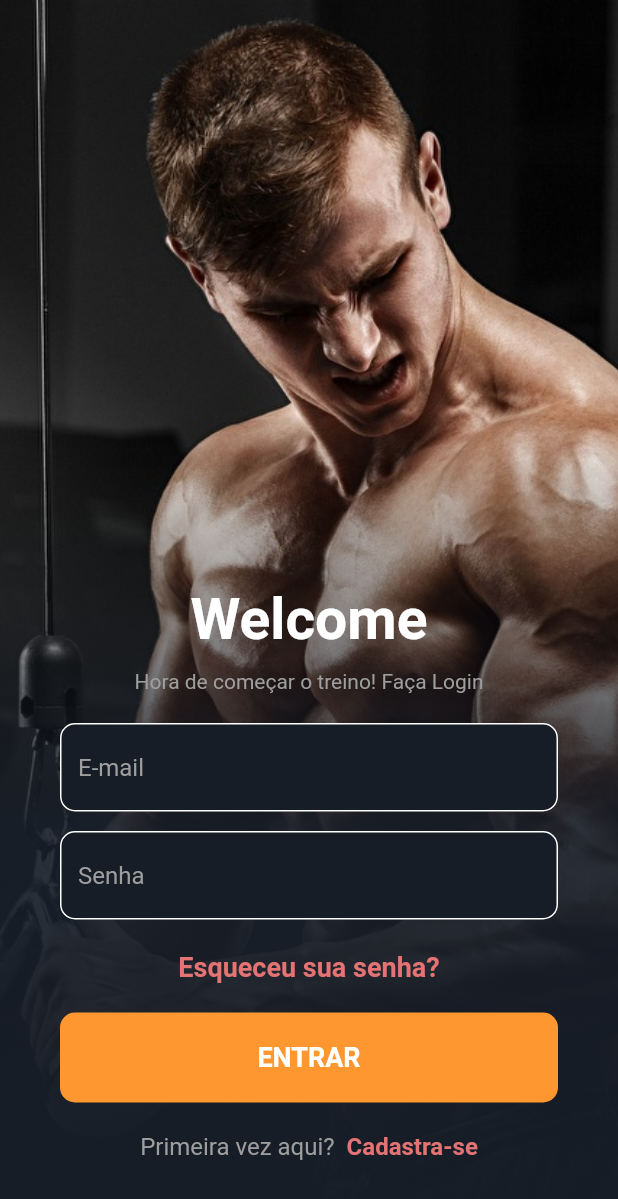
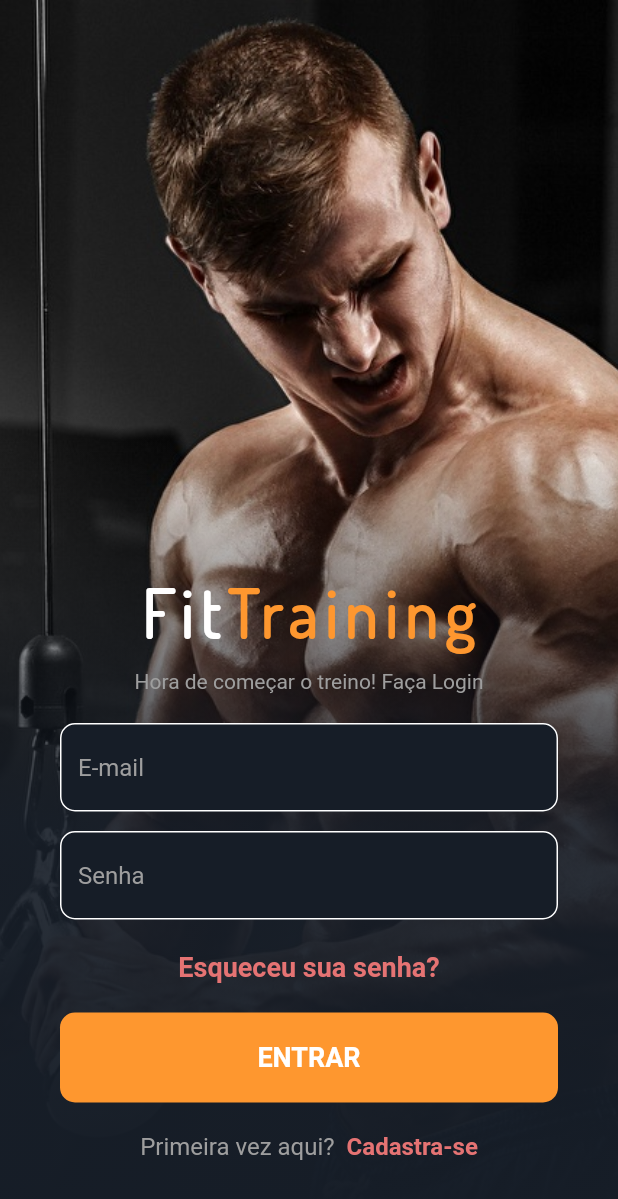
Before and after one commit to ErisvaldoCorreia/login_design, a Flutter app: the screen it shows after launch, on a phone screen of 412 x 824 dp. Shown: the top 1199 px of the screen. Run offline on Flutter 3.47's test engine with Material 2 defaults, Android fonts, the phone set to English and light mode, and no system bars.

Commit message:
refactor: adiciona fonte e muda titulo

```diff
--- a/lib/modules/login_page.dart
+++ b/lib/modules/login_page.dart
@@ -37,13 +37,30 @@ class LoginPage extends StatelessWidget {
               child: Column(
                 mainAxisAlignment: MainAxisAlignment.end,
                 children: [
-                  Text(
-                    'Welcome',
-                    style: TextStyle(
-                      color: Colors.white,
-                      fontSize: 38,
-                      fontWeight: FontWeight.w600,
-                    ),
+                  Row(
+                    mainAxisAlignment: MainAxisAlignment.center,
+                    children: [
+                      Text(
+                        'Fit',
+                        style: TextStyle(
+                          color: Colors.white,
+                          fontSize: 44,
+                          fontWeight: FontWeight.w600,
+                          fontFamily: 'Dosis',
+                          letterSpacing: 5,
+                        ),
+                      ),
+                      Text(
+                        'Training',
+                        style: TextStyle(
+                          color: Color(0xfffe972f),
+                          fontSize: 44,
+                          fontWeight: FontWeight.w600,
+                          fontFamily: 'Dosis',
+                          letterSpacing: 5,
+                        ),
+                      ),
+                    ],
                   ),
                   SizedBox(height: 10),
                   Text(
```
Also changed, not shown: pubspec.yaml (+4 -4 lines), assets/Dosis.ttf (added).
